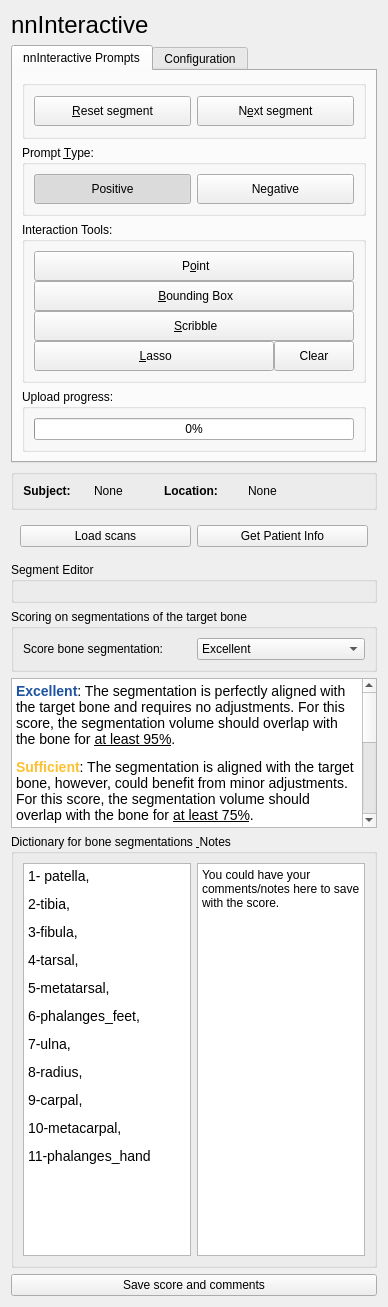
Old version of the form slicer_plugin/SlicerNNInteractive/Resources/UI/SlicerNNInteractive.ui in the repository xinyiwan/SlicerNNInteractive_BT.
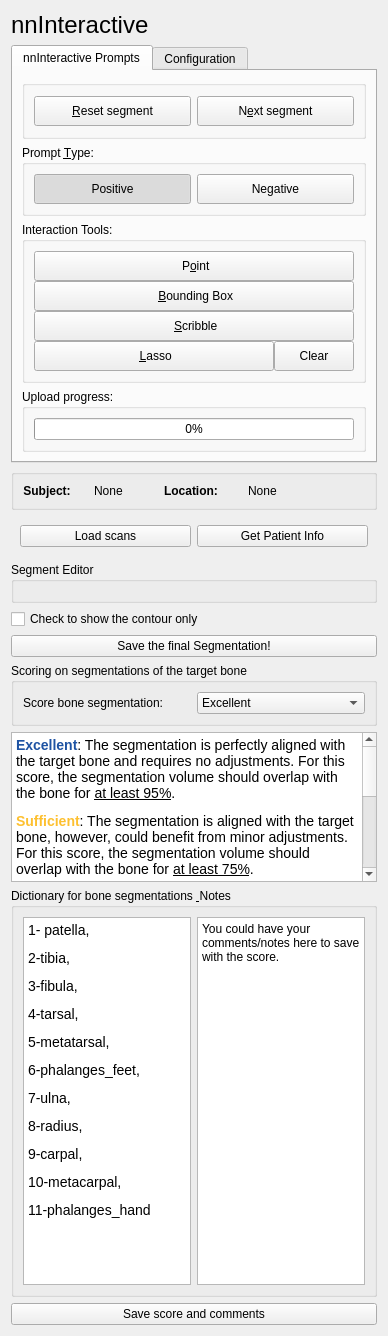
New version of the form. Custom widgets are drawn as their Qt base class.

Commit message: added history for nnInteractive

Diff of the .ui file:
```diff
--- a/slicer_plugin/SlicerNNInteractive/Resources/UI/SlicerNNInteractive.ui
+++ b/slicer_plugin/SlicerNNInteractive/Resources/UI/SlicerNNInteractive.ui
@@ -7,7 +7,7 @@
     <x>0</x>
     <y>0</y>
     <width>388</width>
-    <height>1307</height>
+    <height>1336</height>
    </rect>
   </property>
   <property name="windowTitle">
@@ -470,6 +470,20 @@
      </layout>
     </widget>
    </item>
+   <item>
+    <widget class="QCheckBox" name="contourCheckBox">
+     <property name="text">
+      <string>Check to show the contour only</string>
+     </property>
+    </widget>
+   </item>
+   <item>
+    <widget class="QPushButton" name="finalSaveButton">
+     <property name="text">
+      <string>Save the final Segmentation!</string>
+     </property>
+    </widget>
+   </item>
    <item>
     <widget class="QGroupBox" name="Scoring">
      <property name="title">
```
The commit also changes 1 other file.
